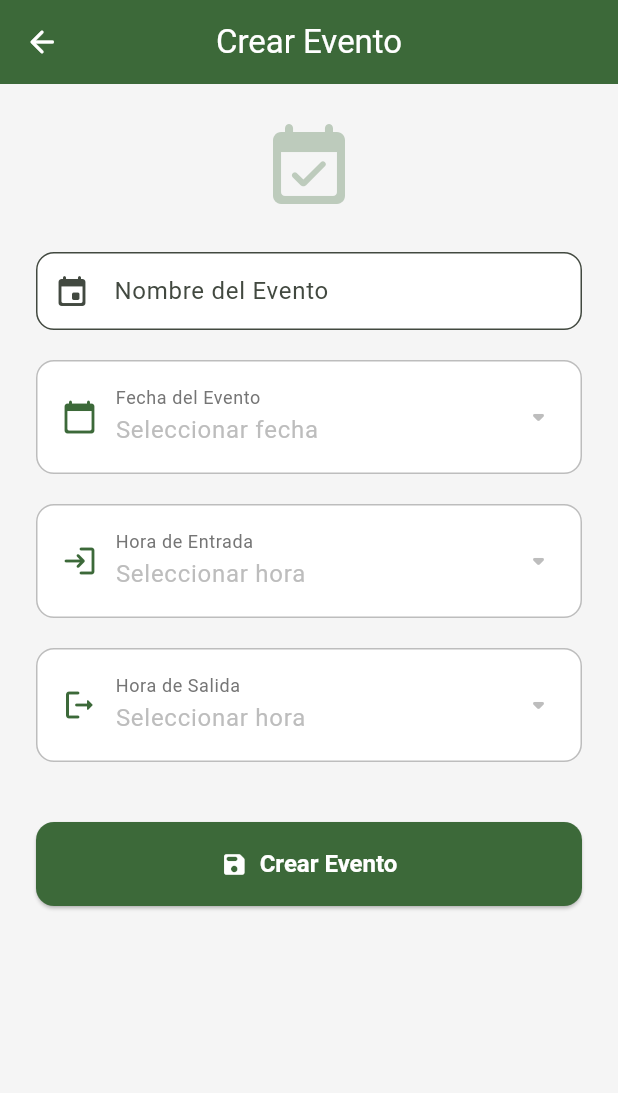
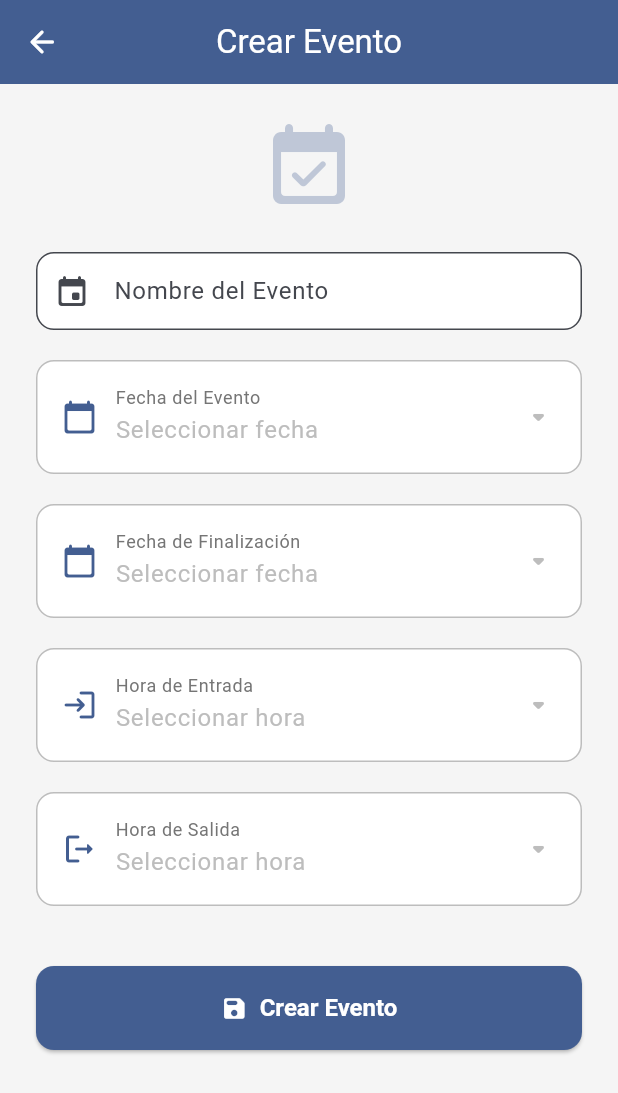
Before and after one commit to javierlopez19981705/eventos_unach, a Flutter app: the screen it shows after launch, after a tap on "Crear Evento", on a phone screen of 412 x 824 dp. Shown: the top 1093 px of the screen. Run offline on Flutter 3.47's test engine with Material 3 defaults, Android fonts, the light colour scheme and no system bars; our stand-ins replace go_router, hive, hive_flutter, pdf, printing, qr_flutter; missing offline and left inert: mobile_scanner; accounts and stored records are empty.

Commit message:
Agregado fecha final

```diff
--- a/lib/features/events/data/models/event_model.dart
+++ b/lib/features/events/data/models/event_model.dart
@@ -36,10 +36,14 @@ class Event extends HiveObject {
   @HiveField(6)
   final bool isCompleted;
 
+  @HiveField(7)
+  final DateTime dateEnd;
+
   Event({
     required this.id,
     required this.name,
     required this.date,
+    required this.dateEnd,
     required this.entryTimeMinutes,
     required this.exitTimeMinutes,
     List<AttendanceRecord>? attendanceRecords,
@@ -64,6 +68,7 @@ class Event extends HiveObject {
     String? id,
     String? name,
     DateTime? date,
+    DateTime? dateEnd,
     int? entryTimeMinutes,
     int? exitTimeMinutes,
     List<AttendanceRecord>? attendanceRecords,
@@ -73,6 +78,7 @@ class Event extends HiveObject {
       id: id ?? this.id,
       name: name ?? this.name,
       date: date ?? this.date,
+      dateEnd: dateEnd ?? this.dateEnd,
       entryTimeMinutes: entryTimeMinutes ?? this.entryTimeMinutes,
       exitTimeMinutes: exitTimeMinutes ?? this.exitTimeMinutes,
       attendanceRecords: attendanceRecords ?? this.attendanceRecords,
--- a/lib/features/events/domain/event_provider.dart
+++ b/lib/features/events/domain/event_provider.dart
@@ -55,6 +55,7 @@ class EventProvider extends ChangeNotifier {
   Future<bool> createEvent({
     required String name,
     required DateTime date,
+    required DateTime dateEnd,
     required TimeOfDay entryTime,
     required TimeOfDay exitTime,
   }) async {
@@ -67,6 +68,7 @@ class EventProvider extends ChangeNotifier {
         id: _uuid.v4(),
         name: name,
         date: date,
+        dateEnd: dateEnd,
         entryTimeMinutes: Event.timeOfDayToMinutes(entryTime),
         exitTimeMinutes: Event.timeOfDayToMinutes(exitTime),
       );
--- a/lib/features/events/presentation/screens/create_event_screen.dart
+++ b/lib/features/events/presentation/screens/create_event_screen.dart
@@ -18,6 +18,7 @@ class _CreateEventScreenState extends State<CreateEventScreen> {
   final _nameController = TextEditingController();
 
   DateTime? _selectedDate;
+  DateTime? _selectedEndDate;
   TimeOfDay? _entryTime;
   TimeOfDay? _exitTime;
   bool _isSaving = false;
@@ -39,6 +40,20 @@ class _CreateEventScreenState extends State<CreateEventScreen> {
     );
     if (picked != null) {
       setState(() => _selectedDate = picked);
+    }
+  }
+
+  /// Muestra el selector de fecha de finalización
+  Future<void> _selectEndDate() async {
+    final picked = await showDatePicker(
+      context: context,
+      initialDate: DateTime.now(),
+      firstDate: DateTime(2020),
+      lastDate: DateTime(2030),
+      locale: const Locale('es', 'MX'),
+    );
+    if (picked != null) {
+      setState(() => _selectedEndDate = picked);
     }
   }
 
@@ -83,6 +98,7 @@ class _CreateEventScreenState extends State<CreateEventScreen> {
     final success = await provider.createEvent(
       name: _nameController.text.trim(),
       date: _selectedDate!,
+      dateEnd: _selectedEndDate!,
       entryTime: _entryTime!,
       exitTime: _exitTime!,
     );
@@ -161,6 +177,18 @@ class _CreateEventScreenState extends State<CreateEventScreen> {
                     : null,
                 placeholder: 'Seleccionar fecha',
                 onTap: _selectDate,
+              ),
+              const SizedBox(height: 20),
+
+              // Campo: Fecha de finalización
+              _DateTimeSelector(
+                icon: Icons.calendar_today_rounded,
+                label: 'Fecha de Finalización',
+                value: _selectedEndDate != null
+                    ? dateFormat.format(_selectedEndDate!)
+                    : null,
+                placeholder: 'Seleccionar fecha',
+                onTap: _selectEndDate,
               ),
               const SizedBox(height: 20),
 
--- a/lib/features/events/presentation/screens/event_detail_screen.dart
+++ b/lib/features/events/presentation/screens/event_detail_screen.dart
@@ -116,6 +116,11 @@ class EventDetailScreen extends StatelessWidget {
                       icon: Icons.calendar_today_rounded,
                       label: 'Fecha',
                       value: dateFormat.format(event.date),
+                    ),
+                    _InfoRow(
+                      icon: Icons.calendar_today_rounded,
+                      label: 'Fecha fin',
+                      value: dateFormat.format(event.dateEnd),
                     ),
                     const Divider(),
                     _InfoRow(
--- a/lib/features/events/presentation/screens/home_screen.dart
+++ b/lib/features/events/presentation/screens/home_screen.dart
@@ -85,14 +85,6 @@ class HomeScreen extends StatelessWidget {
                         color: const Color(0xFF0D47A1),
                         onTap: () => context.push('/diploma'),
                       ),
-                      const SizedBox(height: 16),
-                      _MenuCard(
-                        icon: Icons.qr_code_rounded,
-                        title: 'Generar QR Alumno',
-                        subtitle: 'Crea código QR con datos del alumno',
-                        color: const Color(0xFF6A1B9A),
-                        onTap: () => context.push('/generate-qr'),
-                      ),
                     ],
                   ),
                 ),
--- a/lib/main.dart
+++ b/lib/main.dart
@@ -7,12 +7,14 @@ import 'package:eventos_unach/shared/utils/constants.dart';
 import 'package:eventos_unach/features/events/data/models/event_model.dart';
 import 'package:eventos_unach/features/attendance/data/models/attendance_record_model.dart';
 import 'package:eventos_unach/features/events/data/repositories/event_repository.dart';
+import 'package:intl/date_symbol_data_local.dart';
+import 'package:flutter_localizations/flutter_localizations.dart';
 
 /// Punto de entrada principal de la aplicación Eventos UNACH.
 /// Inicializa Hive, registra adaptadores y configura providers.
 void main() async {
   WidgetsFlutterBinding.ensureInitialized();
-
+  await initializeDateFormatting('es_MX', null);
   // Inicializar Hive para almacenamiento local
   await Hive.initFlutter();
 
@@ -43,6 +45,12 @@ class EventosUnachApp extends StatelessWidget {
         debugShowCheckedModeBanner: false,
         theme: AppTheme.lightTheme,
         routerConfig: appRouter,
+        supportedLocales: const [Locale('es', 'MX')],
+        localizationsDelegates: [
+          GlobalMaterialLocalizations.delegate,
+          GlobalWidgetsLocalizations.delegate,
+          GlobalCupertinoLocalizations.delegate,
+        ],
       ),
     );
   }
--- a/lib/shared/theme.dart
+++ b/lib/shared/theme.dart
@@ -5,17 +5,17 @@ import 'package:flutter/material.dart';
 /// en la identidad institucional de la Universidad.
 class AppTheme {
   // Colores principales de la app
-  static const Color primaryColor = Color(0xFF1B5E20);
-  static const Color secondaryColor = Color(0xFF00695C);
-  static const Color tertiaryColor = Color(0xFF0D47A1);
+  static const Color primaryColor = Color.fromRGBO(0, 45, 100, 1);
+  static const Color secondaryColor = Color.fromARGB(255, 0, 23, 50);
+  static const Color tertiaryColor = Color.fromRGBO(220, 160, 12, 1);
   static const Color surfaceColor = Color(0xFFF5F5F5);
   static const Color errorColor = Color(0xFFB00020);
 
   /// Esquema de colores claro basado en Material 3
   static ColorScheme get colorScheme => ColorScheme.fromSeed(
-    seedColor: primaryColor,
-    secondary: secondaryColor,
-    tertiary: tertiaryColor,
+    seedColor: const Color.fromRGBO(0, 45, 100, 1),
+    secondary: const Color.fromARGB(255, 0, 23, 50),
+    tertiary: const Color.fromRGBO(220, 160, 12, 1),
     surface: surfaceColor,
     error: errorColor,
     brightness: Brightness.light,
--- a/pubspec.yaml
+++ b/pubspec.yaml
@@ -8,6 +8,8 @@ environment:
 
 dependencies:
   flutter:
+    sdk: flutter
+  flutter_localizations:
     sdk: flutter
 
   # Gestor de estado
@@ -38,6 +40,8 @@ dev_dependencies:
   flutter_test:
     sdk: flutter
   flutter_lints: ^6.0.0
+  build_runner: ^2.4.11
+  hive_generator: ^2.0.1
 
 flutter:
   uses-material-design: true
```
Also changed, not shown: lib/features/attendance/presentation/screens/attendance_screen.dart (+0 -24 lines), lib/features/attendance/data/models/attendance_record_model.g.dart, lib/features/events/data/models/event_model.g.dart, pubspec.lock, 2 other files.
